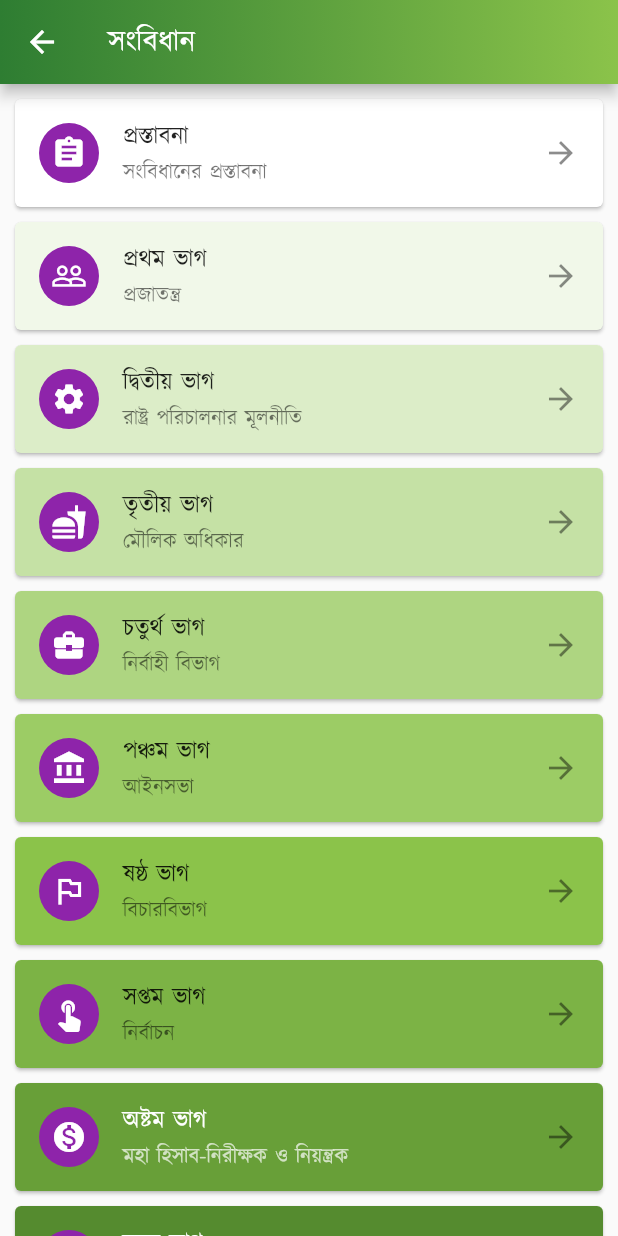
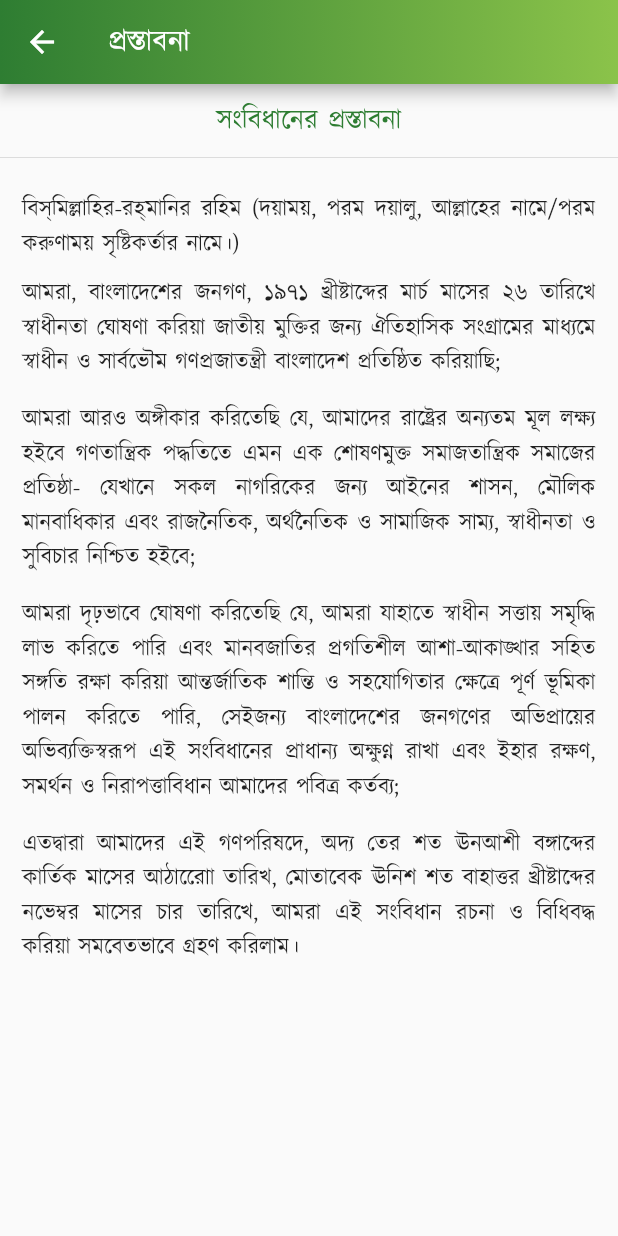
Before and after one commit to Azimul-Haque/flutter-onesignal, a Flutter app: the ConstituionPage screen opened by its route, after a tap on "প্রস্তাবনা", on a phone screen of 412 x 824 dp. Run offline on Flutter 3.47's test engine with Material 2 defaults, Android fonts, the phone set to English and light mode, and no system bars; our stand-ins replace fluttertoast, shared_preferences, sqflite; missing offline and left inert: onesignal_flutter, slide_popup_dialog; accounts and stored records are empty.

Commit message:
ASDAS234

```diff
--- a/lib/pages/constitution.dart
+++ b/lib/pages/constitution.dart
@@ -1,5 +1,8 @@
 import 'package:flutter/material.dart';
 import '../globals.dart';
+import 'package:project1/pages/constitution/preamble.dart';
+import 'package:project1/pages/constitution/part1.dart';
+
 class ConstituionPage extends StatelessWidget {
   @override
   Widget build(BuildContext context) {
@@ -27,9 +30,8 @@ class ConstituionPage extends StatelessWidget {
             subtitle: Text("সংবিধানের প্রস্তাবনা"),
             trailing: Icon(Icons.arrow_forward),
             onTap: (){
-              // Route route = MaterialPageRoute(builder: (context) => PageTwo(questions[index]));
-              // Navigator.push(context, route);
-              // _showSnackbar("তথ্য হালনাগাদ হয়েছে!");
+              Route route = MaterialPageRoute(builder: (context) => PreamblePage());
+              Navigator.push(context, route);
             },
           ),
           // color: Color.fromRGBO(241, 248, 233, 1.0),
@@ -42,9 +44,8 @@ class ConstituionPage extends StatelessWidget {
             subtitle: Text("প্রজাতন্ত্র"),
             trailing: Icon(Icons.arrow_forward),
             onTap: (){
-              // Route route = MaterialPageRoute(builder: (context) => PageTwo(questions[index]));
-              // Navigator.push(context, route);
-              // _showSnackbar("তথ্য হালনাগাদ হয়েছে!");
+              Route route = MaterialPageRoute(builder: (context) => PartOne());
+              Navigator.push(context, route);
             },
           ),
           color: Color.fromRGBO(241, 248, 233, 1.0),
--- /dev/null
+++ b/lib/pages/constitution/preamble.dart
@@ -0,0 +1,59 @@
+import 'package:flutter/material.dart';
+import '../../globals.dart';
+
+class PreamblePage extends StatelessWidget {
+  @override
+  Widget build(BuildContext context) {
+    return Scaffold(
+      appBar: AppBar(
+        title: Text("প্রস্তাবনা"),
+        // automaticallyImplyLeading: false,
+        // actions: <Widget>[
+        //   IconButton(
+        //     icon: Icon(Icons.check),
+        //     onPressed: () async{
+        //       Navigator.pop(context);
+        //     },
+        //     tooltip: "Ok",
+        //   ),
+        // ],
+        flexibleSpace: appBarStyle(),
+      ),
+      body: ListView(children: <Widget>[
+        SizedBox(height: 10,),
+        Text("সংবিধানের প্রস্তাবনা", style: TextStyle(color:Colors.green[800], fontSize: 18), textAlign: TextAlign.center,),
+        SizedBox(height: 3,),
+        Divider(),
+        Padding(
+          padding: EdgeInsets.all(15),
+          child: Column(children: <Widget>[
+            Text(
+              "বিস্‌মিল্লাহির-রহ্‌মানির রহিম (দয়াময়, পরম দয়ালু, আল্লাহের নামে/পরম করুণাময় সৃষ্টিকর্তার নামে।)",
+              style: TextStyle(color:Colors.black87, fontSize: 15, height: 1.5), textAlign: TextAlign.justify,
+            ),
+            SizedBox(height: 10,),
+            Text(
+              "আমরা, বাংলাদেশের জনগণ, ১৯৭১ খ্রীষ্টাব্দের মার্চ মাসের ২৬ তারিখে স্বাধীনতা ঘোষণা করিয়া জাতীয় মুক্তির জন্য ঐতিহাসিক সংগ্রামের মাধ্যমে স্বাধীন ও সার্বভৌম গণপ্রজাতন্ত্রী বাংলাদেশ প্রতিষ্ঠিত করিয়াছি;",
+            style: TextStyle(color:Colors.black87, fontSize: 15, height: 1.5), textAlign: TextAlign.justify,
+            ),
+            SizedBox(height: 15,),
+            Text(
+              "আমরা আরও অঙ্গীকার করিতেছি যে, আমাদের রাষ্ট্রের অন্যতম মূল লক্ষ্য হইবে গণতান্ত্রিক পদ্ধতিতে এমন এক শোষণমুক্ত সমাজতান্ত্রিক সমাজের প্রতিষ্ঠা- যেখানে সকল নাগরিকের জন্য আইনের শাসন, মৌলিক মানবাধিকার এবং রাজনৈতিক, অর্থনৈতিক ও সামাজিক সাম্য, স্বাধীনতা ও সুবিচার নিশ্চিত হইবে;",
+              style: TextStyle(color:Colors.black87, fontSize: 15, height: 1.5), textAlign: TextAlign.justify,
+            ),
+            SizedBox(height: 15,),
+            Text(
+              "আমরা দৃঢ়ভাবে ঘোষণা করিতেছি যে, আমরা যাহাতে স্বাধীন সত্তায় সমৃদ্ধি লাভ করিতে পারি এবং মানবজাতির প্রগতিশীল আশা-আকাঙ্খার সহিত সঙ্গতি রক্ষা করিয়া আন্তর্জাতিক শান্তি ও সহযোগিতার ক্ষেত্রে পূর্ণ ভূমিকা পালন করিতে পারি, সেইজন্য বাংলাদেশের জনগণের অভিপ্রায়ের অভিব্যক্তিস্বরূপ এই সংবিধানের প্রাধান্য অক্ষুণ্ন রাখা এবং ইহার রক্ষণ, সমর্থন ও নিরাপত্তাবিধান আমাদের পবিত্র কর্তব্য;",
+              style: TextStyle(color:Colors.black87, fontSize: 15, height: 1.5), textAlign: TextAlign.justify,
+            ),
+            SizedBox(height: 15,),
+            Text(
+              "এতদ্বারা আমাদের এই গণপরিষদে, অদ্য তের শত ঊনআশী বঙ্গাব্দের কার্তিক মাসের আঠারোো তারিখ, মোতাবেক ঊনিশ শত বাহাত্তর খ্রীষ্টাব্দের নভেম্বর মাসের চার তারিখে, আমরা এই সংবিধান রচনা ও বিধিবদ্ধ করিয়া সমবেতভাবে গ্রহণ করিলাম।",
+              style: TextStyle(color:Colors.black87, fontSize: 15, height: 1.5), textAlign: TextAlign.justify,
+            ),
+          ]),
+        ),
+      ],),
+    );
+  }
+}
```
Also changed, not shown: lib/pages/constitution/part1.dart (added, +41 -0 lines).
